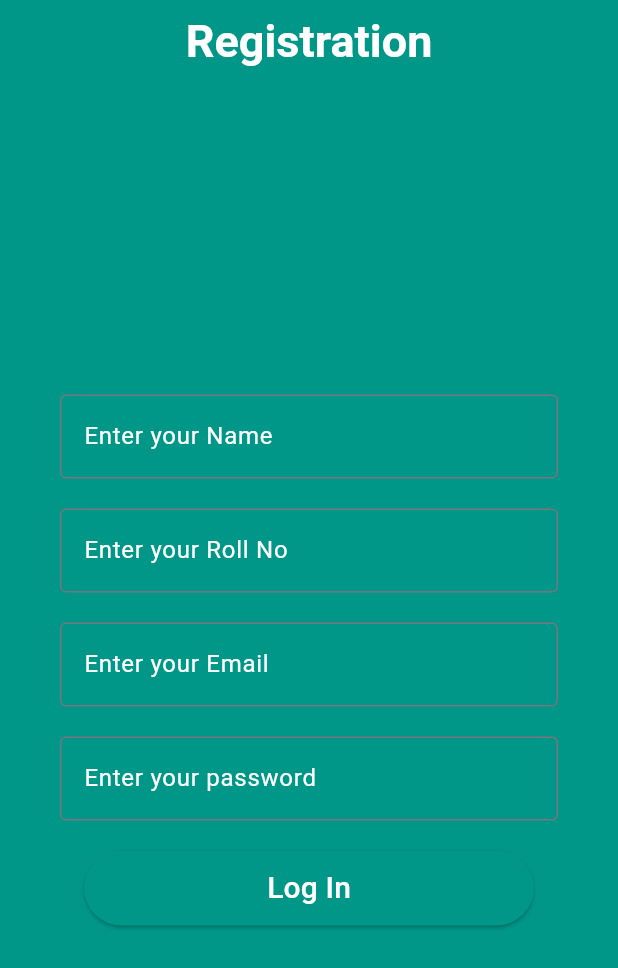
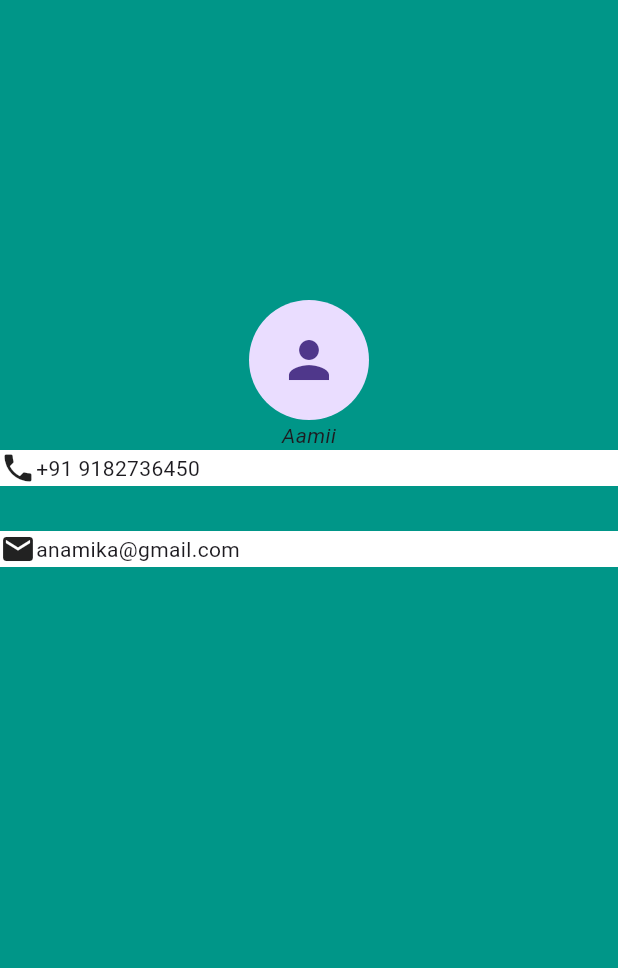
Before and after one commit to Anamikaam/registration1, a Flutter app: the screen it shows after launch, on a phone screen of 412 x 824 dp. Shown: the top 968 px of the screen. Run offline on Flutter 3.47's test engine with Material 3 defaults, Android fonts, the phone set to English and light mode, and no system bars; our stand-ins replace qr_flutter; missing offline and left inert: dart:html, mobile_scanner.

Commit message:
registration

```diff
--- a/lib/main.dart
+++ b/lib/main.dart
@@ -1,8 +1,13 @@
+import 'dart:html';
+import 'dart:ui';
+
 import 'package:flutter/material.dart';
+import 'package:registration/img.dart';
+import 'package:registration/profile.dart';
 import 'package:registration/reg.dart';
 import 'package:registration/scan.dart';
 import 'login.dart';
 
 void main() {
-  runApp(Registration());
+  runApp(MaterialApp(home: Profile()));
 }
--- /dev/null
+++ b/lib/profile.dart
@@ -0,0 +1,51 @@
+import 'package:flutter/material.dart';
+
+class Profile extends StatefulWidget {
+  const Profile({Key? key}) : super(key: key);
+
+  @override
+  State<Profile> createState() => _ProfileState();
+}
+
+class _ProfileState extends State<Profile> {
+  @override
+  Widget build(BuildContext context) {
+    return Scaffold(
+        backgroundColor: Colors.teal,
+        body: Column(children: [
+          SizedBox(height: 200),
+          CircleAvatar(
+            radius: 40,
+            child: Icon(
+              Icons.person,
+              size: 40,
+            ),
+          ),
+          Text(
+            'Aamii',
+            style: TextStyle(fontStyle: FontStyle.italic),
+          ),
+          Container(
+            decoration: BoxDecoration(color: Colors.white),
+            child: Row(
+              children: [
+                Icon(Icons.phone),
+                Text('+91 9182736450'),
+                SizedBox(height: 20,),
+
+              ],
+            ),
+          ),
+          SizedBox(height: 30,),
+          Container(
+            decoration: BoxDecoration(color: Colors.white),
+            child: Row(
+              children: [
+                Icon(Icons.mail),
+                Text('anamika@gmail.com'),
+              ],
+            ),
+          )
+        ]));
+  }
+}
--- a/lib/reg.dart
+++ b/lib/reg.dart
@@ -10,8 +10,7 @@ class Registration extends StatefulWidget {
 class _RegistrationState extends State<Registration> {
   @override
   Widget build(BuildContext context) {
-    return MaterialApp(
-        home: Scaffold(
+    return  Scaffold(
           appBar: AppBar(
             backgroundColor: Colors.teal,
             title: Center(
@@ -65,6 +64,6 @@ class _RegistrationState extends State<Registration> {
                       child:Text('Log In',style: TextStyle(fontSize: 20,color: Colors.white),)),
                 ]),
           ),
-        ));
+        );
   }
 }
--- a/pubspec.yaml
+++ b/pubspec.yaml
@@ -36,6 +36,7 @@ dependencies:
   # Use with the CupertinoIcons class for iOS style icons.
   cupertino_icons: ^1.0.6
   qr_flutter: ^4.1.0
+  mobile_scanner: ^4.0.1
 dev_dependencies:
   flutter_test:
     sdk: flutter
```
Also changed, not shown: lib/img.dart (added, +31 -0 lines), lib/login.dart (+3 -5 lines), lib/scan.dart (+8 -4 lines), pubspec.lock, 1 other file.
